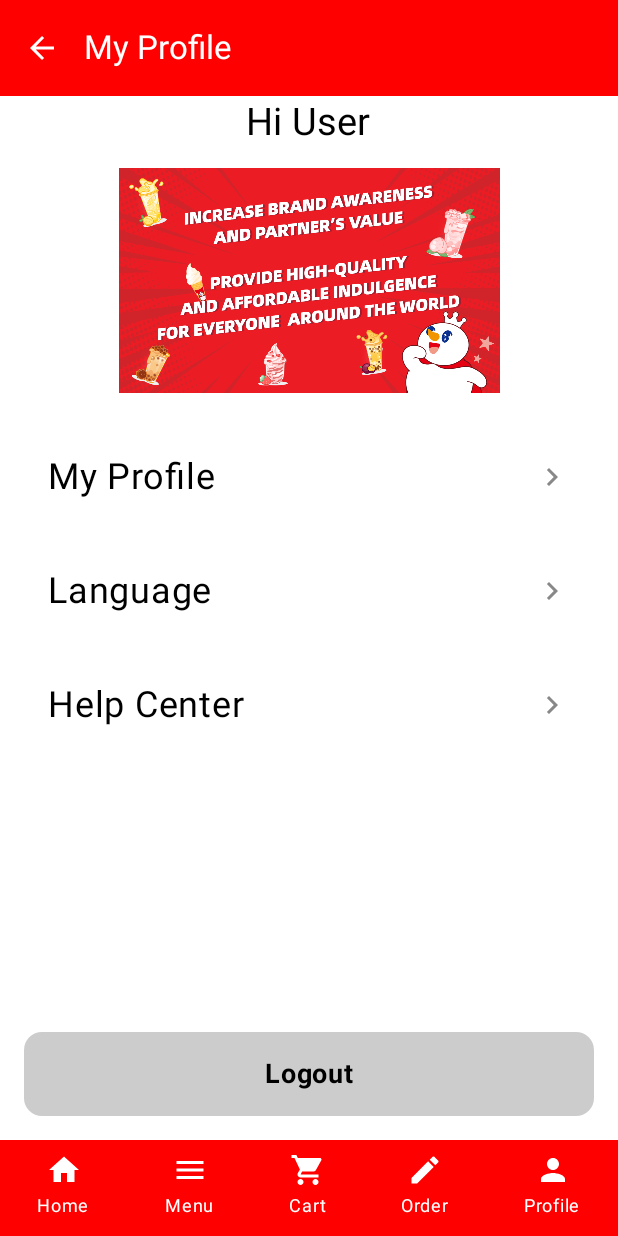
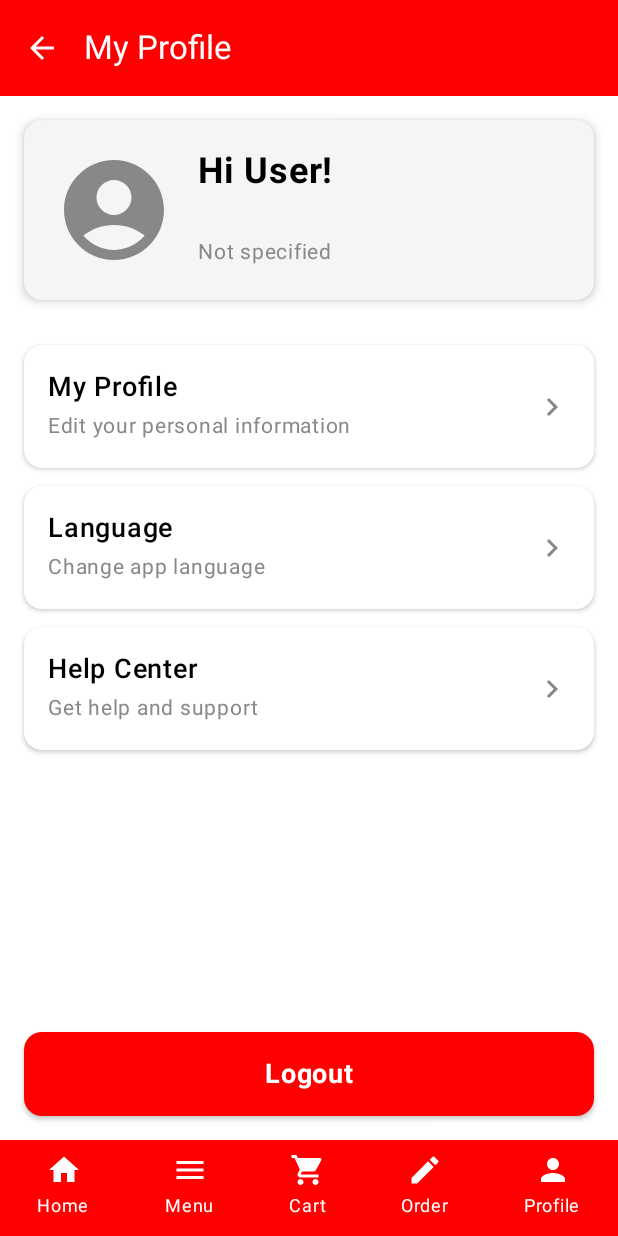
Before and after one commit to wenqi0401/KotlinAssignment, an Android app built with Jetpack Compose: the ProfileScreen screen opened through its navigation route, on a phone screen of 412 x 824 dp. Run offline under Robolectric (Android 15) with nearby library versions, the phone set to English and light mode, and no system bars; our stand-ins replace Firebase (no records; nobody signed in at launch, a user with empty details on screens opened directly); pictures from the network do not load.

Commit message:
Improve profile UI and add logging, update dependencies
Enhanced profile screens with better image handling, modularized profile info rows, and improved error display. Added extensive logging to AuthViewModel for registration, login, and profile updates. Updated minimum SDK to 26, bumped Coil and Firebase Firestore dependencies, and added kotlinx-coroutines-play-services. Minor refactoring and UI improvements for user experience and maintainability.

```diff
--- a/app/src/main/java/com/example/myapplication/Login.kt
+++ b/app/src/main/java/com/example/myapplication/Login.kt
@@ -119,7 +119,6 @@ fun LoginScreen(
                     cursorColor = Color.Red
                 )
             )
-
 
 
             Button(
--- a/app/src/main/java/com/example/myapplication/ProfileScreen.kt
+++ b/app/src/main/java/com/example/myapplication/ProfileScreen.kt
@@ -1,6 +1,5 @@
 package com.example.myapplication
 
-import androidx.compose.foundation.Image
 import androidx.compose.foundation.background
 import androidx.compose.foundation.clickable
 import androidx.compose.foundation.layout.Arrangement
@@ -12,9 +11,11 @@ import androidx.compose.foundation.layout.fillMaxSize
 import androidx.compose.foundation.layout.fillMaxWidth
 import androidx.compose.foundation.layout.height
 import androidx.compose.foundation.layout.padding
+import androidx.compose.foundation.layout.size
 import androidx.compose.foundation.layout.width
-import androidx.compose.foundation.shape.RoundedCornerShape
+import androidx.compose.foundation.shape.CircleShape
 import androidx.compose.material.icons.Icons
+import androidx.compose.material.icons.filled.AccountCircle
 import androidx.compose.material.icons.filled.ArrowBack
 import androidx.compose.material.icons.filled.KeyboardArrowRight
 import androidx.compose.material3.Card
@@ -25,6 +26,7 @@ import androidx.compose.material3.IconButton
 import androidx.compose.material3.Scaffold
 import androidx.compose.material3.Text
 import androidx.compose.material3.TopAppBar
+import androidx.compose.material3.TopAppBarDefaults
 import androidx.compose.runtime.Composable
 import androidx.compose.runtime.LaunchedEffect
 import androidx.compose.runtime.collectAsState
@@ -33,13 +35,15 @@ import androidx.compose.ui.Modifier
 import androidx.compose.ui.draw.clip
 import androidx.compose.ui.graphics.Color
 import androidx.compose.ui.layout.ContentScale
-import androidx.compose.ui.res.painterResource
+import androidx.compose.ui.platform.LocalContext
 import androidx.compose.ui.text.font.FontWeight
-import androidx.compose.ui.tooling.preview.Preview
 import androidx.compose.ui.unit.dp
 import androidx.compose.ui.unit.sp
 import androidx.lifecycle.viewmodel.compose.viewModel
 import androidx.navigation.NavHostController
+import coil.compose.AsyncImage
+import coil.request.ImageRequest
+import java.io.File
 
 @OptIn(ExperimentalMaterial3Api::class)
 @Composable
@@ -68,7 +72,7 @@ fun ProfileScreen(
                         )
                     }
                 },
-                colors = androidx.compose.material3.TopAppBarDefaults.topAppBarColors(
+                colors = TopAppBarDefaults.topAppBarColors(
                     containerColor = Color.Red
                 )
             )
@@ -80,51 +84,79 @@ fun ProfileScreen(
                 .padding(padding)
                 .background(Color.White)
         ) {
-            // Profile Header with Image
-            Box(
+            // Profile Header with User Info and Profile Picture
+            Card(
                 modifier = Modifier
                     .fillMaxWidth()
-                    .height(200.dp)
-                    .background(Color.White),
-                contentAlignment = Alignment.Center
+                    .padding(16.dp),
+                colors = CardDefaults.cardColors(containerColor = Color(0xFFF5F5F5)),
+                elevation = CardDefaults.cardElevation(defaultElevation = 4.dp)
             ) {
+                Row(
+                    modifier = Modifier
+                        .fillMaxWidth()
+                        .padding(20.dp),
+                    verticalAlignment = Alignment.CenterVertically
+                ) {
+                    // Profile Picture
+                    ProfileImageDisplay(
+                        profilePicturePath = currentUser?.profilePicturePath,
+                        modifier = Modifier.size(80.dp)
+                    )
+
+                    Spacer(modifier = Modifier.width(16.dp))
+
+                    // User Info
                     Column(
-                    horizontalAlignment = Alignment.CenterHorizontally
+                        modifier = Modifier.weight(1f)
                     ) {
                         Text(
-                        text = "Hi ${currentUser?.name ?: "User"}",
+                            text = "Hi ${currentUser?.name ?: "User"}!",
                             color = Color.Black,
-                        fontSize = 25.sp,
+                            fontSize = 24.sp,
+                            fontWeight = FontWeight.Bold
                         )
-                    Spacer(modifier = Modifier.height(16.dp))
-                    Image(
-                        painter = painterResource(id = R.drawable.placeholder),
-                        contentDescription = "Banner Image",
-                        contentScale = ContentScale.Fit,
-                        modifier = Modifier
-                            .fillMaxWidth()
-                            .height(150.dp)
-                            .clip(RoundedCornerShape(12.dp))
+
+                        Spacer(modifier = Modifier.height(4.dp))
+
+                        Text(
+                            text = currentUser?.phoneNumber ?: "",
+                            color = Color.Gray,
+                            fontSize = 16.sp
+                        )
+
+                        Text(
+                            text = currentUser?.gender ?: "Not specified",
+                            color = Color.Gray,
+                            fontSize = 14.sp
                         )
                     }
                 }
+            }
+
+            Spacer(modifier = Modifier.height(8.dp))
 
             // Profile Options
             Column(
                 modifier = Modifier
                     .fillMaxWidth()
-                    .padding(16.dp)
+                    .padding(horizontal = 16.dp)
             ) {
                 ProfileOptionItem(
                     title = "My Profile",
+                    subtitle = "Edit your personal information",
                     onClick = { navController.navigate("user_profile") }
                 )
+
                 ProfileOptionItem(
                     title = "Language",
+                    subtitle = "Change app language",
                     onClick = { navController.navigate("language") }
                 )
+
                 ProfileOptionItem(
                     title = "Help Center",
+                    subtitle = "Get help and support",
                     onClick = { navController.navigate("help_center") }
                 )
             }
@@ -144,7 +176,8 @@ fun ProfileScreen(
                             }
                         }
                     },
-                colors = CardDefaults.cardColors(containerColor = Color.LightGray)
+                colors = CardDefaults.cardColors(containerColor = Color.Red),
+                elevation = CardDefaults.cardElevation(defaultElevation = 2.dp)
             ) {
                 Row(
                     modifier = Modifier
@@ -155,7 +188,7 @@ fun ProfileScreen(
                     Text(
                         text = "Logout",
                         fontSize = 18.sp,
-                        color = Color.Black,
+                        color = Color.White,
                         fontWeight = FontWeight.Bold
                     )
                 }
@@ -165,13 +198,60 @@ fun ProfileScreen(
 }
 
 @Composable
-fun ProfileOptionItem(title: String, onClick: () -> Unit) {
+fun ProfileImageDisplay(
+    profilePicturePath: String?,
+    modifier: Modifier = Modifier
+) {
+    Box(
+        modifier = modifier.clip(CircleShape),
+        contentAlignment = Alignment.Center
+    ) {
+        if (!profilePicturePath.isNullOrEmpty()) {
+            val imageFile = File(profilePicturePath)
+            if (imageFile.exists()) {
+                AsyncImage(
+                    model = ImageRequest.Builder(LocalContext.current)
+                        .data(imageFile)
+                        .crossfade(true)
+                        .build(),
+                    contentDescription = "Profile Picture",
+                    modifier = Modifier
+                        .fillMaxSize()
+                        .clip(CircleShape),
+                    contentScale = ContentScale.Crop
+                )
+            } else {
+                DefaultProfileIcon(modifier = Modifier.fillMaxSize())
+            }
+        } else {
+            DefaultProfileIcon(modifier = Modifier.fillMaxSize())
+        }
+    }
+}
+
+@Composable
+private fun DefaultProfileIcon(modifier: Modifier = Modifier) {
+    Icon(
+        imageVector = Icons.Default.AccountCircle,
+        contentDescription = "Default Profile",
+        modifier = modifier,
+        tint = Color.Gray
+    )
+}
+
+@Composable
+fun ProfileOptionItem(
+    title: String,
+    subtitle: String = "",
+    onClick: () -> Unit
+) {
     Card(
         modifier = Modifier
             .fillMaxWidth()
-            .padding(vertical = 8.dp)
+            .padding(vertical = 6.dp)
             .clickable(onClick = onClick),
-        colors = CardDefaults.cardColors(containerColor = Color.White)
+        colors = CardDefaults.cardColors(containerColor = Color.White),
+        elevation = CardDefaults.cardElevation(defaultElevation = 2.dp)
     ) {
         Row(
             modifier = Modifier
@@ -179,17 +259,33 @@ fun ProfileOptionItem(title: String, onClick: () -> Unit) {
                 .padding(16.dp),
             verticalAlignment = Alignment.CenterVertically
         ) {
+            Column(
+                modifier = Modifier.weight(1f)
+            ) {
                 Text(
                     text = title,
-                fontSize = 24.sp,
+                    fontSize = 18.sp,
                     color = Color.Black,
-                modifier = Modifier.weight(1f)
+                    fontWeight = FontWeight.Medium
                 )
+
+                if (subtitle.isNotEmpty()) {
+                    Spacer(modifier = Modifier.height(2.dp))
+                    Text(
+                        text = subtitle,
+                        fontSize = 14.sp,
+                        color = Color.Gray
+                    )
+                }
+            }
+
             Spacer(modifier = Modifier.width(8.dp))
+
             Icon(
                 imageVector = Icons.Default.KeyboardArrowRight,
                 contentDescription = "Navigate",
-                tint = Color.Gray
+                tint = Color.Gray,
+                modifier = Modifier.size(24.dp)
             )
         }
     }
--- a/app/src/main/java/com/example/myapplication/registerData/UserRepository.kt
+++ b/app/src/main/java/com/example/myapplication/registerData/UserRepository.kt
@@ -1,5 +1,7 @@
 package com.example.myapplication.registerData
 
+import android.os.Build
+import androidx.annotation.RequiresApi
 import com.google.firebase.firestore.FirebaseFirestore
 import kotlinx.coroutines.tasks.await
 
@@ -48,6 +50,7 @@ class UserRepository {
         }
     }
 
+    @RequiresApi(Build.VERSION_CODES.O)
     suspend fun checkIfUserExists(phoneNumber: String): User? {
         val query = usersCollection
             .whereEqualTo("phoneNumber", phoneNumber)
--- a/build.gradle.kts
+++ b/build.gradle.kts
@@ -4,6 +4,7 @@ plugins {
     alias(libs.plugins.kotlin.android) apply false
     alias(libs.plugins.kotlin.compose) apply false
     id("com.google.gms.google-services") version "4.4.3" apply false
+
 
 }
 buildscript {
@@ -17,6 +18,7 @@ buildscript {
         classpath("org.jetbrains.kotlin:kotlin-gradle-plugin:1.8.21")
 
     }
+
 }
 
 tasks.register("clean", Delete::class) {
--- a/gradle/libs.versions.toml
+++ b/gradle/libs.versions.toml
@@ -21,6 +21,7 @@ media3CommonKtx = "1.8.0"
 volley = "1.2.1"
 firebaseDatabaseKtx = "22.0.0"
 firebaseAnalytics = "23.0.0"
+firebaseFirestoreKtx = "26.0.0"
 
 [libraries]
 androidx-core-ktx = { group = "androidx.core", name = "core-ktx", version.ref = "coreKtx" }
@@ -51,6 +52,7 @@ androidx-media3-common-ktx = { group = "androidx.media3", name = "media3-common-
 volley = { group = "com.android.volley", name = "volley", version.ref = "volley" }
 firebase-database-ktx = { group = "com.google.firebase", name = "firebase-database-ktx", version.ref = "firebaseDatabaseKtx" }
 firebase-analytics = { group = "com.google.firebase", name = "firebase-analytics", version.ref = "firebaseAnalytics" }
+firebase-firestore-ktx = { group = "com.google.firebase", name = "firebase-firestore-ktx", version.ref = "firebaseFirestoreKtx" }
 
 [plugins]
 android-application = { id = "com.android.application", version.ref = "agp" }
--- a/settings.gradle.kts
+++ b/settings.gradle.kts
@@ -12,12 +12,13 @@ pluginManagement {
     }
 }
 dependencyResolutionManagement {
-    repositoriesMode.set(RepositoriesMode.FAIL_ON_PROJECT_REPOS)
+    repositoriesMode.set(RepositoriesMode.PREFER_SETTINGS)
     repositories {
         google()
         mavenCentral()
     }
 }
 
+
 rootProject.name = "My Application"
 include(":app")
```
Also changed, not shown: app/build.gradle.kts (+5 -3 lines), app/src/main/java/com/example/myapplication/AuthViewModel.kt (+64 -4 lines), app/src/main/java/com/example/myapplication/ProfileDetails.kt (+123 -184 lines), 2 other files. Lines whose indentation alone changed are shown as unchanged.
